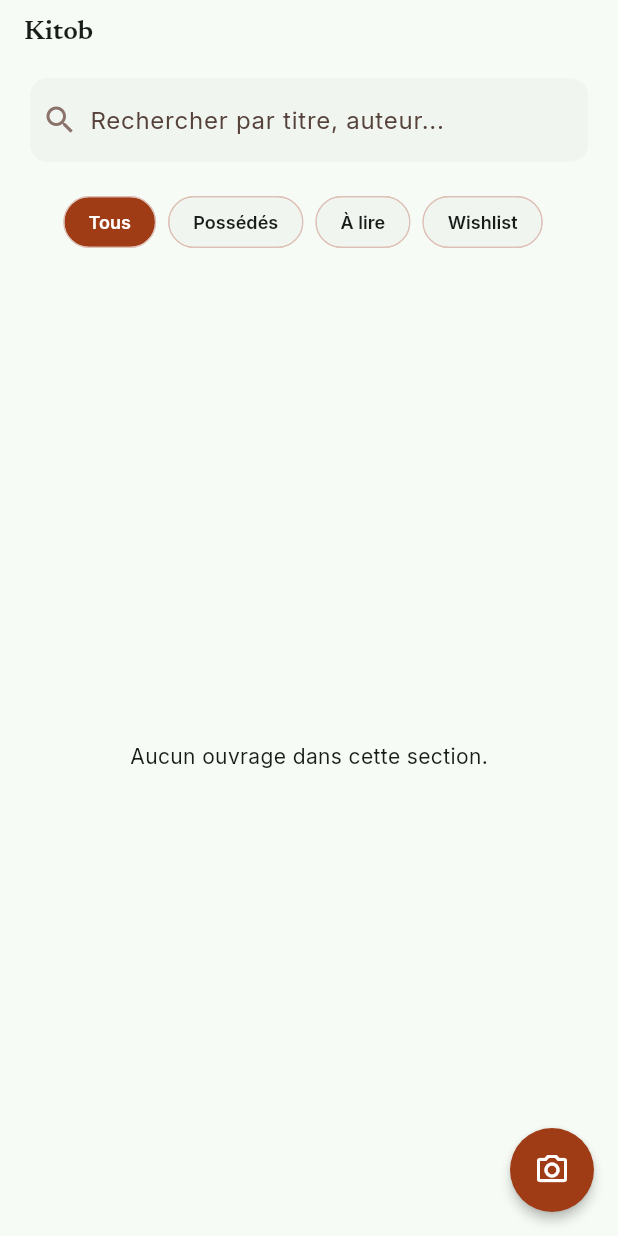
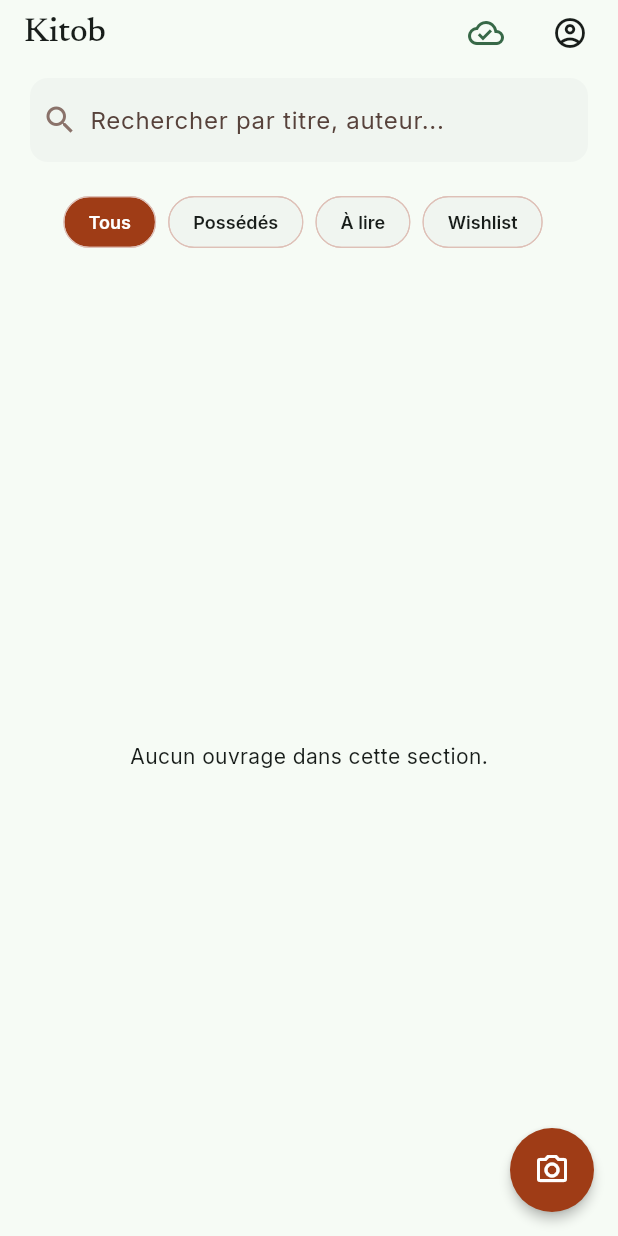
Before and after one commit to loucabaigneres/kitob, a Flutter app: the screen it shows after launch, on a phone screen of 412 x 824 dp. Run offline on Flutter 3.47's test engine with Material 3 defaults, Android fonts, the phone set to English and light mode, and no system bars; our stand-ins replace cached_network_image, camera, cloud_firestore, dio, firebase_ai, firebase_auth and 7 more; missing offline and left inert: firebase_app_check; accounts and stored records are empty; generated files the repository leaves out were written again; network calls fail.

Commit message:
feat: implement Firebase Auth and Cloud Firestore with synchronization features; add AuthService, FirestoreSyncService, and related providers and UI components

```diff
--- a/lib/main.dart
+++ b/lib/main.dart
@@ -4,6 +4,7 @@ import 'package:flutter/foundation.dart';
 import 'package:flutter/material.dart';
 import 'package:flutter_dotenv/flutter_dotenv.dart';
 import 'package:flutter_riverpod/flutter_riverpod.dart';
+import 'package:kitob/providers/auth_provider.dart';
 
 import 'constants/api_constants.dart';
 import 'constants/app_theme.dart';
@@ -36,11 +37,13 @@ Future<void> main() async {
   );
 }
 
-class MainApp extends StatelessWidget {
+class MainApp extends ConsumerWidget {
   const MainApp({super.key});
 
   @override
-  Widget build(BuildContext context) {
+  Widget build(BuildContext context, WidgetRef ref) {
+    ref.watch(authActionProvider);
+
     return MaterialApp.router(
       title: 'Kitob',
       debugShowCheckedModeBanner: false,
--- a/lib/providers/book_detail_provider.dart
+++ b/lib/providers/book_detail_provider.dart
@@ -2,6 +2,7 @@ import 'package:flutter_riverpod/flutter_riverpod.dart';
 import 'package:isar_community/isar.dart';
 
 import '../models/book.dart';
+import 'auth_provider.dart';
 import 'books_provider.dart';
 
 final bookStreamProvider = StreamProvider.autoDispose.family<Book?, Id>((ref, id) {
@@ -29,7 +30,8 @@ class BookDetailNotifier extends AsyncNotifier<void> {
     state = const AsyncLoading();
     final result = await AsyncValue.guard(() async {
       final repository = ref.read(bookRepositoryProvider);
-      await repository.deleteBook(id);
+      final user = ref.read(authServiceProvider).currentUser;
+      await repository.deleteBook(id, userId: user?.uid);
     });
 
     if (ref.mounted) {
--- /dev/null
+++ b/lib/providers/sync_provider.dart
@@ -0,0 +1,33 @@
+import 'package:flutter_riverpod/flutter_riverpod.dart';
+
+import 'auth_provider.dart';
+import 'books_provider.dart';
+
+final pendingSyncCountProvider = StreamProvider<int>((ref) {
+  final repository = ref.watch(bookRepositoryProvider);
+  return repository.watchPendingSyncCount();
+});
+
+class SyncNotifier extends AsyncNotifier<void> {
+  @override
+  Future<void> build() async {}
+
+  Future<void> syncNow() async {
+    final user = ref.read(authServiceProvider).currentUser;
+    if (user == null) return;
+
+    state = const AsyncLoading();
+    final result = await AsyncValue.guard(() async {
+      final repository = ref.read(bookRepositoryProvider);
+      await repository.triggerSync(user.uid);
+    });
+
+    if (ref.mounted) {
+      state = result;
+    }
+  }
+}
+
+final syncActionProvider = AsyncNotifierProvider<SyncNotifier, void>(
+  SyncNotifier.new,
+);
--- a/lib/screens/home_screen.dart
+++ b/lib/screens/home_screen.dart
@@ -3,9 +3,12 @@ import 'package:flutter_riverpod/flutter_riverpod.dart';
 import 'package:go_router/go_router.dart';
 
 import '../constants/app_colors.dart';
+import '../providers/auth_provider.dart';
 import '../providers/books_provider.dart';
+import '../widgets/auth_modal_sheet.dart';
 import '../widgets/book_card.dart';
 import '../widgets/filter_bar.dart';
+import '../widgets/sync_indicator_badge.dart';
 
 class HomeScreen extends ConsumerWidget {
   const HomeScreen({super.key});
@@ -17,7 +20,27 @@ class HomeScreen extends ConsumerWidget {
 
     return Scaffold(
       appBar: AppBar(
-        title: Text('Kitob', style: theme.textTheme.headlineSmall),
+        title: Text('Kitob', style: theme.textTheme.headlineMedium),
+        actions: [
+          const SyncIndicatorBadge(),
+          IconButton(
+            icon: const Icon(Icons.account_circle_outlined),
+            tooltip: 'Compte & Sauvegarde',
+            onPressed: () {
+              final currentUser = ref.read(authServiceProvider).currentUser;
+              showModalBottomSheet(
+                context: context,
+                isScrollControlled: true,
+                backgroundColor: AppColors.surface,
+                shape: const RoundedRectangleBorder(
+                  borderRadius: BorderRadius.vertical(top: Radius.circular(16)),
+                ),
+                builder: (_) => AuthModalSheet(currentUser: currentUser),
+              );
+            },
+          ),
+          const SizedBox(width: 8),
+        ],
         bottom: PreferredSize(
           preferredSize: const Size.fromHeight(60),
           child: Padding(
--- /dev/null
+++ b/lib/widgets/sync_indicator_badge.dart
@@ -0,0 +1,43 @@
+import 'package:flutter/material.dart';
+import 'package:flutter_riverpod/flutter_riverpod.dart';
+
+import '../constants/app_colors.dart';
+import '../providers/sync_provider.dart';
+
+class SyncIndicatorBadge extends ConsumerWidget {
+  const SyncIndicatorBadge({super.key});
+
+  @override
+  Widget build(BuildContext context, WidgetRef ref) {
+    final pendingCountAsync = ref.watch(pendingSyncCountProvider);
+    final syncState = ref.watch(syncActionProvider);
+
+    final isSyncing = syncState.isLoading;
+    final pendingCount = pendingCountAsync.value ?? 0;
+
+    return Padding(
+      padding: const EdgeInsets.only(right: 8.0),
+      child: IconButton(
+        tooltip: isSyncing
+            ? 'Synchronisation en cours...'
+            : (pendingCount > 0 ? '$pendingCount élément(s) en attente ' : 'Synchronisé avec le Cloud'),
+        onPressed: isSyncing ? null : () => ref.read(syncActionProvider.notifier).syncNow(),
+        icon: isSyncing
+            ? const SizedBox(
+                width: 18,
+                height: 18,
+                child: CircularProgressIndicator(strokeWidth: 2, color: AppColors.primary),
+              )
+            : Badge(
+              isLabelVisible: pendingCount > 0,
+              label: Text('$pendingCount'),
+              backgroundColor: AppColors.tertiary,
+              child: Icon(
+                pendingCount > 0 ? Icons.cloud_queue : Icons.cloud_done_outlined,
+                color: pendingCount > 0 ? AppColors.tertiary : AppColors.secondary,
+              ),
+            ),
+      ),
+    );
+  }
+}
--- a/pubspec.yaml
+++ b/pubspec.yaml
@@ -9,9 +9,11 @@ environment:
 dependencies:
   cached_network_image: ^4.0.2
   camera: ^0.12.1
+  cloud_firestore: ^6.10.0
   dio: ^5.11.1
   firebase_ai: ^4.0.0
   firebase_app_check: ^0.4.8
+  firebase_auth: ^6.7.0
   firebase_core: ^4.15.0
   flutter:
     sdk: flutter
```
Also changed, not shown: lib/providers/auth_provider.dart (added, +50 -0 lines), lib/providers/books_provider.dart (+7 -1 lines), lib/repositories/book_repository.dart (+30 -5 lines), lib/services/auth_service.dart (added, +58 -0 lines), lib/services/firestore_sync_service.dart (added, +139 -0 lines), lib/widgets/auth_modal_sheet.dart (added, +152 -0 lines), pubspec.lock, 3 other files.
